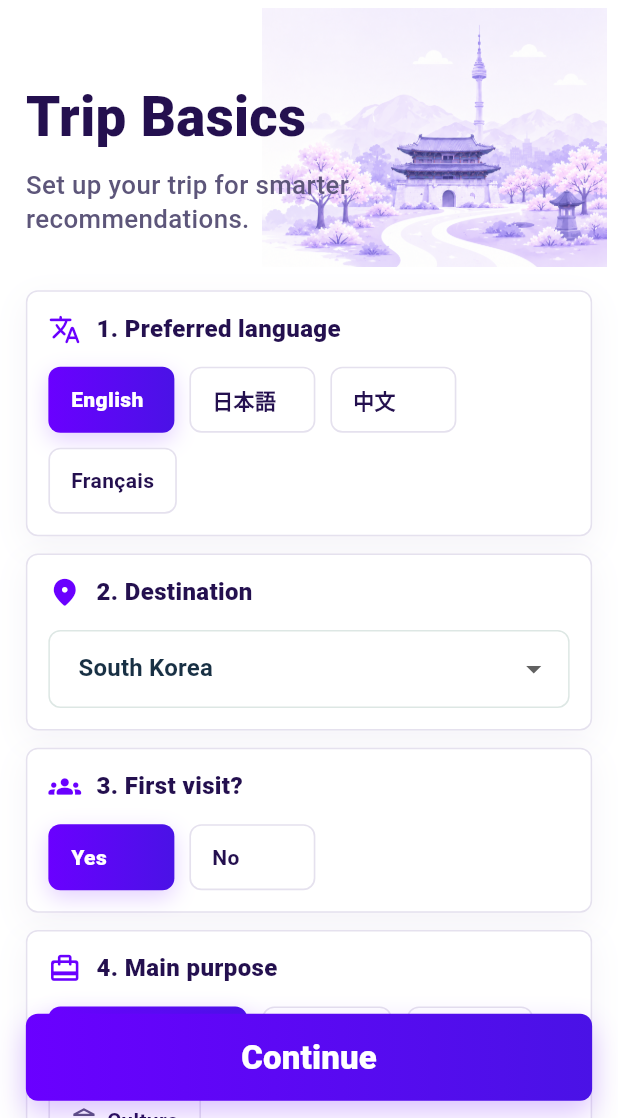
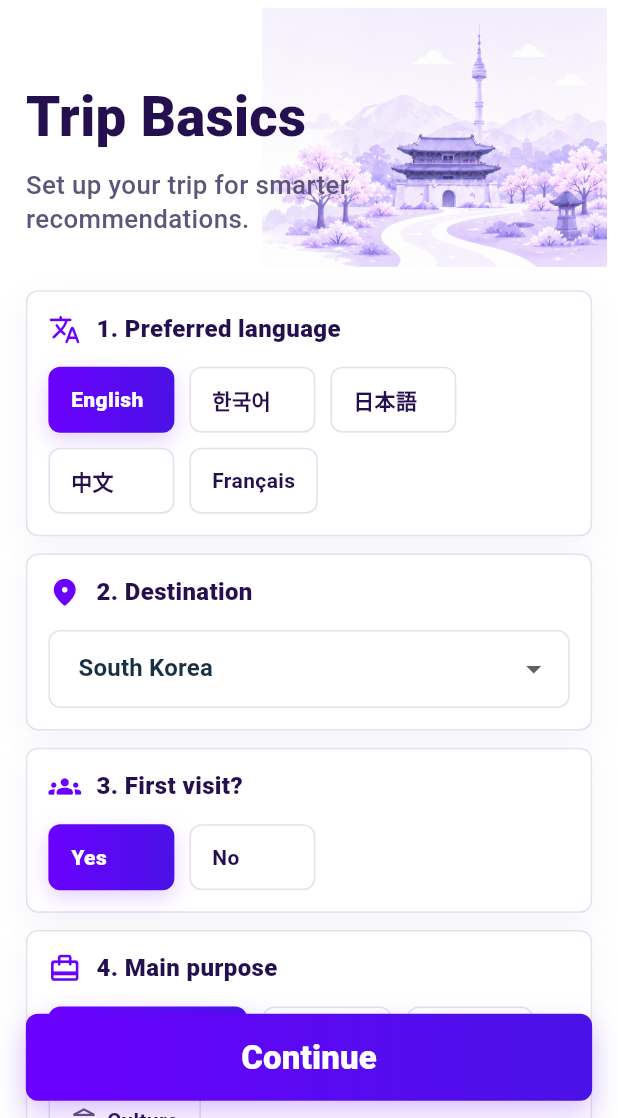
Before and after one commit to choihyungyu0/NoriGo, a Flutter app: the TripBasicsScreen screen opened by its route, after a tap on "Yes", on a phone screen of 412 x 824 dp, the part 118-1236 px from its top. Run offline on Flutter 3.47's test engine with Material 3 defaults, Android fonts, the phone set to English and light mode, and no system bars; our stand-ins replace camera, flutter_map, latlong2, shared_preferences, web; missing offline and left inert: dart:js_interop, dart:ui_web, google_mlkit_image_labeling; accounts and stored records are empty.

Commit message:
Sync onboarding language selection

```diff
--- a/lib/app/router.dart
+++ b/lib/app/router.dart
@@ -55,7 +55,7 @@ class AppRouter {
       AppRoutes.step3Alternatives: (_) => const Step3AlternativePlacesScreen(),
       AppRoutes.step3UpdatedItinerary: (_) =>
           const Step3UpdatedItineraryScreen(),
-      AppRoutes.home: (_) => const Step3MobileMockupsScreen(),
+      AppRoutes.home: (_) => const Step3CrowdAlertScreen(),
       AppRoutes.discover: (_) => const HomeShell(initialIndex: 3),
       AppRoutes.scan: (_) => const CultureScanScreen(),
       AppRoutes.cultureScan: (_) => const CultureScanScreen(),
--- a/lib/features/onboarding/presentation/trip_basics_screen.dart
+++ b/lib/features/onboarding/presentation/trip_basics_screen.dart
@@ -1,8 +1,10 @@
+import 'dart:async';
 import 'dart:math' as math;
 
 import 'package:flutter/material.dart';
 import 'package:flutter/services.dart';
 import 'package:norigo/app/router.dart';
+import 'package:norigo/core/localization/app_locale_controller.dart';
 import 'package:norigo/core/localization/l10n_extension.dart';
 import 'package:norigo/features/onboarding/application/onboarding_preferences_store.dart';
 import 'package:norigo/features/onboarding/domain/trip_basics.dart';
@@ -26,11 +28,25 @@ class TripBasicsScreen extends StatefulWidget {
 
 class _TripBasicsScreenState extends State<TripBasicsScreen> {
   TripBasics _basics = const TripBasics();
+  bool _didSyncLanguageFromLocale = false;
 
-  static const _languages = ['English', '日本語', '中文', 'Français'];
+  static const _languages = ['English', 'Korean', '日本語', '中文', 'Français'];
   static const _purposes = ['Sightseeing', 'Food', 'Cafe', 'Culture'];
   static const _companions = ['Solo', 'Friends', 'Family', 'Couple'];
   static const _foodNeeds = ['None', 'Halal', 'Vegetarian', 'Allergy'];
+
+  @override
+  void didChangeDependencies() {
+    super.didChangeDependencies();
+    if (_didSyncLanguageFromLocale) return;
+    _didSyncLanguageFromLocale = true;
+
+    final localeController = AppLocaleScope.maybeOf(context);
+    if (localeController == null) return;
+    _basics = _basics.copyWith(
+      preferredLanguage: localeController.userLanguage,
+    );
+  }
 
   void _update(TripBasics basics) {
     setState(() {
@@ -41,6 +57,15 @@ class _TripBasicsScreenState extends State<TripBasicsScreen> {
   void _changeTripLength(int delta) {
     final nextDays = (_basics.tripLengthDays + delta).clamp(1, 30);
     _update(_basics.copyWith(tripLengthDays: nextDays));
+  }
+
+  void _selectLanguage(String value) {
+    _update(_basics.copyWith(preferredLanguage: value));
+
+    final localeController = AppLocaleScope.maybeOf(context);
+    if (localeController == null) return;
+    final locale = AppLocaleController.localeForUserLanguage(value);
+    unawaited(localeController.setLocale(locale));
   }
 
   void _continue() {
@@ -108,13 +133,8 @@ class _TripBasicsScreenState extends State<TripBasicsScreen> {
                                   group: 'language',
                                   values: _languages,
                                   selected: _basics.preferredLanguage,
-                                  onSelected: (value) {
-                                    _update(
-                                      _basics.copyWith(
-                                        preferredLanguage: value,
-                                      ),
-                                    );
-                                  },
+                                  labels: _languageLabels(context),
+                                  onSelected: _selectLanguage,
                                 ),
                               ),
                               SizedBox(height: 12 * scale),
@@ -126,7 +146,7 @@ class _TripBasicsScreenState extends State<TripBasicsScreen> {
                                   items: const [
                                     DropdownMenuItem(
                                       value: 'South Korea',
-                                      child: Text('South Korea'),
+                                      child: _LocalizedSouthKoreaLabel(),
                                     ),
                                   ],
                                   onChanged: (value) {
@@ -151,6 +171,10 @@ class _TripBasicsScreenState extends State<TripBasicsScreen> {
                                   group: 'firstVisit',
                                   values: const ['Yes', 'No'],
                                   selected: _basics.isFirstVisit ? 'Yes' : 'No',
+                                  labels: {
+                                    'Yes': context.l10n.yes,
+                                    'No': context.l10n.no,
+                                  },
                                   onSelected: (value) {
                                     _update(
                                       _basics.copyWith(
@@ -168,6 +192,7 @@ class _TripBasicsScreenState extends State<TripBasicsScreen> {
                                   group: 'purpose',
                                   values: _purposes,
                                   selected: _basics.mainPurpose,
+                                  labels: _purposeLabels(context),
                                   icons: const {
                                     'Sightseeing': Icons.camera_alt_outlined,
                                     'Food': Icons.restaurant_rounded,
@@ -214,6 +239,7 @@ class _TripBasicsScreenState extends State<TripBasicsScreen> {
                                   group: 'companion',
                                   values: _companions,
                                   selected: _basics.companionType,
+                                  labels: _companionLabels(context),
                                   icons: const {
                                     'Solo': Icons.person_outline_rounded,
                                     'Friends': Icons.people_outline_rounded,
@@ -235,6 +261,7 @@ class _TripBasicsScreenState extends State<TripBasicsScreen> {
                                   group: 'food',
                                   values: _foodNeeds,
                                   selected: _basics.foodNeed,
+                                  labels: _foodNeedLabels(context),
                                   icons: const {
                                     'None': Icons.check_circle_outline_rounded,
                                     'Halal': Icons.nightlight_round,
@@ -280,6 +307,52 @@ class _TripColors {
   static const border = Color(0xFFE5E1EE);
   static const mutedText = Color(0xFF5D567A);
   static const shadow = Color(0xFF7B69A5);
+}
+
+Map<String, String> _languageLabels(BuildContext context) {
+  return {
+    'English': context.l10n.english,
+    'Korean': context.l10n.koreanNative,
+    '日本語': '日本語',
+    '中文': '中文',
+    'Français': 'Français',
+  };
+}
+
+Map<String, String> _purposeLabels(BuildContext context) {
+  return {
+    'Sightseeing': context.l10n.sightseeing,
+    'Food': context.l10n.food,
+    'Cafe': context.l10n.cafe,
+    'Culture': context.l10n.culture,
+  };
+}
+
+Map<String, String> _companionLabels(BuildContext context) {
+  return {
+    'Solo': context.l10n.solo,
+    'Friends': context.l10n.friends,
+    'Family': context.l10n.family,
+    'Couple': context.l10n.couple,
+  };
+}
+
+Map<String, String> _foodNeedLabels(BuildContext context) {
+  return {
+    'None': context.l10n.none,
+    'Halal': context.l10n.halal,
+    'Vegetarian': context.l10n.vegetarian,
+    'Allergy': context.l10n.allergy,
+  };
+}
+
+class _LocalizedSouthKoreaLabel extends StatelessWidget {
+  const _LocalizedSouthKoreaLabel();
+
+  @override
+  Widget build(BuildContext context) {
+    return Text(context.l10n.southKorea);
+  }
 }
 
 class _OnboardingHeader extends StatelessWidget {
@@ -336,7 +409,7 @@ class _OnboardingHeader extends StatelessWidget {
                 ),
                 SizedBox(height: 14 * scale),
                 Text(
-                  'Set up your trip for smarter recommendations.',
+                  context.l10n.tripBasicsSubtitle,
                   style: TextStyle(
                     color: _TripColors.mutedText,
                     fontSize: 18 * scale,
@@ -596,12 +669,14 @@ class _ChipRow extends StatelessWidget {
     required this.values,
     required this.selected,
     required this.onSelected,
+    this.labels = const {},
     this.icons = const {},
   });
 
   final String group;
   final List<String> values;
   final String selected;
+  final Map<String, String> labels;
   final Map<String, IconData> icons;
   final ValueChanged<String> onSelected;
 
@@ -613,7 +688,8 @@ class _ChipRow extends StatelessWidget {
       children: values.map((value) {
         return _SelectableChip(
           group: group,
-          label: value,
+          value: value,
+          label: labels[value] ?? value,
           icon: icons[value],
           selected: selected == value,
           onTap: () => onSelected(value),
@@ -626,6 +702,7 @@ class _ChipRow extends StatelessWidget {
 class _SelectableChip extends StatelessWidget {
   const _SelectableChip({
     required this.group,
+    required this.value,
     required this.label,
     required this.selected,
     required this.onTap,
@@ -633,6 +710,7 @@ class _SelectableChip extends StatelessWidget {
   });
 
   final String group;
+  final String value;
   final String label;
   final bool selected;
   final VoidCallback onTap;
@@ -641,7 +719,7 @@ class _SelectableChip extends StatelessWidget {
   @override
   Widget build(BuildContext context) {
     return InkWell(
-      key: ValueKey(selected ? 'selected-$group-$label' : 'chip-$group-$label'),
+      key: ValueKey(selected ? 'selected-$group-$value' : 'chip-$group-$value'),
       borderRadius: BorderRadius.circular(8),
       onTap: onTap,
       child: AnimatedContainer(
--- a/lib/l10n/app_en.arb
+++ b/lib/l10n/app_en.arb
@@ -45,6 +45,7 @@
   "authInfoTitle": "Avoid crowds + understand culture in one app.",
   "authInfoBody": "Smart routes, real-time insights, and local help made for travelers like you.",
   "tripBasics": "Trip Basics",
+  "tripBasicsSubtitle": "Set up your trip for smarter recommendations.",
   "interestsAlerts": "Interests & Alerts",
   "destination": "Destination",
   "baseLocation": "Base location",
--- a/lib/l10n/app_ko.arb
+++ b/lib/l10n/app_ko.arb
@@ -45,6 +45,7 @@
   "authInfoTitle": "혼잡 회피와 문화 이해를 한 앱에서.",
   "authInfoBody": "여행자를 위한 스마트 동선, 실시간 인사이트, 로컬 도움을 제공합니다.",
   "tripBasics": "여행 기본 정보",
+  "tripBasicsSubtitle": "더 스마트한 추천을 위해 여행 정보를 설정하세요.",
   "interestsAlerts": "관심사 및 알림",
   "destination": "목적지",
   "baseLocation": "기준 위치",
--- a/lib/l10n/app_localizations.dart
+++ b/lib/l10n/app_localizations.dart
@@ -367,6 +367,12 @@ abstract class AppLocalizations {
   /// In en, this message translates to:
   /// **'Trip Basics'**
   String get tripBasics;
+
+  /// No description provided for @tripBasicsSubtitle.
+  ///
+  /// In en, this message translates to:
+  /// **'Set up your trip for smarter recommendations.'**
+  String get tripBasicsSubtitle;
 
   /// No description provided for @interestsAlerts.
   ///
--- a/lib/l10n/app_localizations_en.dart
+++ b/lib/l10n/app_localizations_en.dart
@@ -144,6 +144,10 @@ class AppLocalizationsEn extends AppLocalizations {
 
   @override
   String get tripBasics => 'Trip Basics';
+
+  @override
+  String get tripBasicsSubtitle =>
+      'Set up your trip for smarter recommendations.';
 
   @override
   String get interestsAlerts => 'Interests & Alerts';
--- a/lib/l10n/app_localizations_ko.dart
+++ b/lib/l10n/app_localizations_ko.dart
@@ -142,6 +142,9 @@ class AppLocalizationsKo extends AppLocalizations {
 
   @override
   String get tripBasics => '여행 기본 정보';
+
+  @override
+  String get tripBasicsSubtitle => '더 스마트한 추천을 위해 여행 정보를 설정하세요.';
 
   @override
   String get interestsAlerts => '관심사 및 알림';
```
Also changed, not shown: 2 other files.
